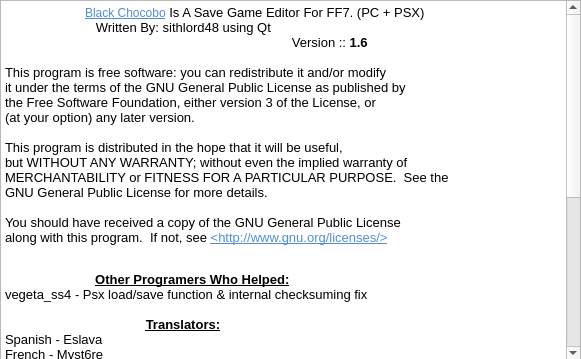
Before: the Qt Designer form about.ui in sithlord48/blackchocobo, drawn with Qt 5.
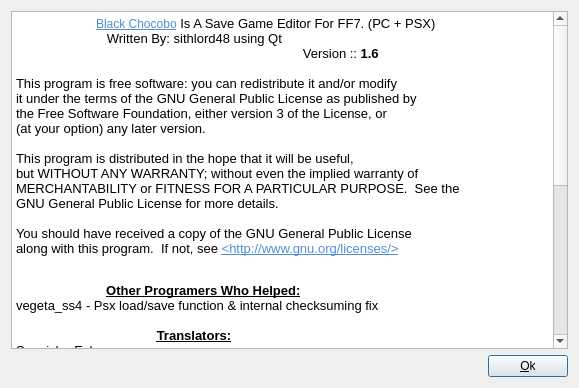
After: the same form once the commit is applied.

Commit message: allow for Resizeing and Ok button to close

```diff
--- a/about.ui
+++ b/about.ui
@@ -9,8 +9,8 @@
    <rect>
     <x>0</x>
     <y>0</y>
-    <width>581</width>
-    <height>359</height>
+    <width>579</width>
+    <height>388</height>
    </rect>
   </property>
   <property name="windowTitle">
@@ -19,15 +19,9 @@
   <property name="modal">
    <bool>true</bool>
   </property>
+  <layout class="QVBoxLayout" name="verticalLayout">
+   <item>
   <widget class="QTextEdit" name="textEdit">
-   <property name="geometry">
-    <rect>
-     <x>0</x>
-     <y>0</y>
-     <width>581</width>
-     <height>361</height>
-    </rect>
-   </property>
    <property name="acceptDrops">
     <bool>false</bool>
    </property>
@@ -86,6 +80,32 @@
     <set>Qt::LinksAccessibleByKeyboard|Qt::LinksAccessibleByMouse</set>
    </property>
   </widget>
+   </item>
+   <item>
+    <layout class="QHBoxLayout" name="horizontalLayout">
+     <item>
+      <spacer name="horizontalSpacer">
+       <property name="orientation">
+        <enum>Qt::Horizontal</enum>
+       </property>
+       <property name="sizeHint" stdset="0">
+        <size>
+         <width>40</width>
+         <height>20</height>
+        </size>
+       </property>
+      </spacer>
+     </item>
+     <item>
+      <widget class="QPushButton" name="pushButton">
+       <property name="text">
+        <string>&amp;Ok</string>
+       </property>
+      </widget>
+     </item>
+    </layout>
+   </item>
+  </layout>
  </widget>
  <resources/>
  <connections/>
```
Lines whose indentation alone changed are shown as unchanged. The commit also changes 5 other files.
